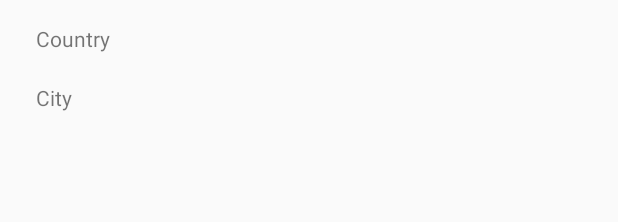
After one commit to HerrAachen/WeatherApp, an Android app: the layout activity_settings.xml on its own in the app's theme, with its tools: preview values and no code run, on a phone screen of 412 x 824 dp. The commit adds this screen. Shown: the top 222 px of the screen. Run offline under Robolectric (Android 15) with nearby library versions, the phone set to English and light mode, and no system bars; network calls fail.

Commit message:
Started on settings view

```diff
--- a/app/src/main/AndroidManifest.xml
+++ b/app/src/main/AndroidManifest.xml
@@ -11,6 +11,7 @@
         android:roundIcon="@mipmap/ic_launcher_round"
         android:supportsRtl="true"
         android:theme="@style/AppTheme">
+        <activity android:name=".SettingsActivity"></activity>
         <activity android:name=".MainActivity">
             <intent-filter>
                 <action android:name="android.intent.action.MAIN" />
--- /dev/null
+++ b/app/src/main/res/layout/activity_settings.xml
@@ -0,0 +1,31 @@
+<?xml version="1.0" encoding="utf-8"?>
+<android.support.constraint.ConstraintLayout xmlns:android="http://schemas.android.com/apk/res/android"
+    xmlns:app="http://schemas.android.com/apk/res-auto"
+    xmlns:tools="http://schemas.android.com/tools"
+    android:layout_width="match_parent"
+    android:layout_height="match_parent"
+    tools:context=".SettingsActivity">
+
+    <TextView
+        android:id="@+id/countryText"
+        android:layout_width="wrap_content"
+        android:layout_height="wrap_content"
+        android:layout_marginStart="24dp"
+        android:layout_marginLeft="24dp"
+        android:layout_marginTop="16dp"
+        android:text="@string/country"
+        app:layout_constraintStart_toStartOf="parent"
+        app:layout_constraintTop_toTopOf="parent" />
+
+    <TextView
+        android:id="@+id/cityText"
+        android:layout_width="wrap_content"
+        android:layout_height="wrap_content"
+        android:layout_marginStart="24dp"
+        android:layout_marginLeft="24dp"
+        android:layout_marginTop="20dp"
+        android:text="@string/city"
+        app:layout_constraintStart_toStartOf="parent"
+        app:layout_constraintTop_toBottomOf="@+id/countryText" />
+
+</android.support.constraint.ConstraintLayout>
--- a/app/src/main/res/values/strings.xml
+++ b/app/src/main/res/values/strings.xml
@@ -1,3 +1,6 @@
 <resources>
     <string name="app_name">Weather App</string>
+    <string name="settings">Settings</string>
+    <string name="city">City</string>
+    <string name="country">Country</string>
 </resources>
```
Also changed, not shown: app/src/main/java/aaa/weatherapp/MainActivity.java (+15 -1 lines), app/src/main/java/aaa/weatherapp/SettingsActivity.java (added, +14 -0 lines), app/src/main/res/layout/activity_main.xml (+0 -13 lines), app/src/main/res/menu/settings.xml (added, +10 -0 lines).
